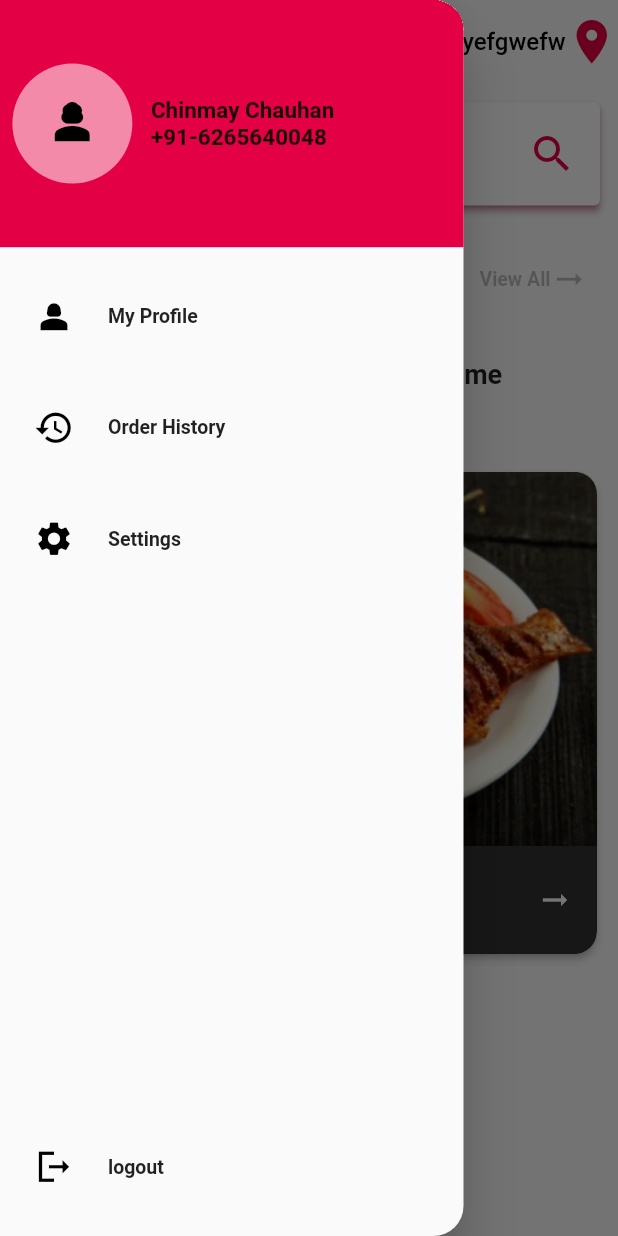
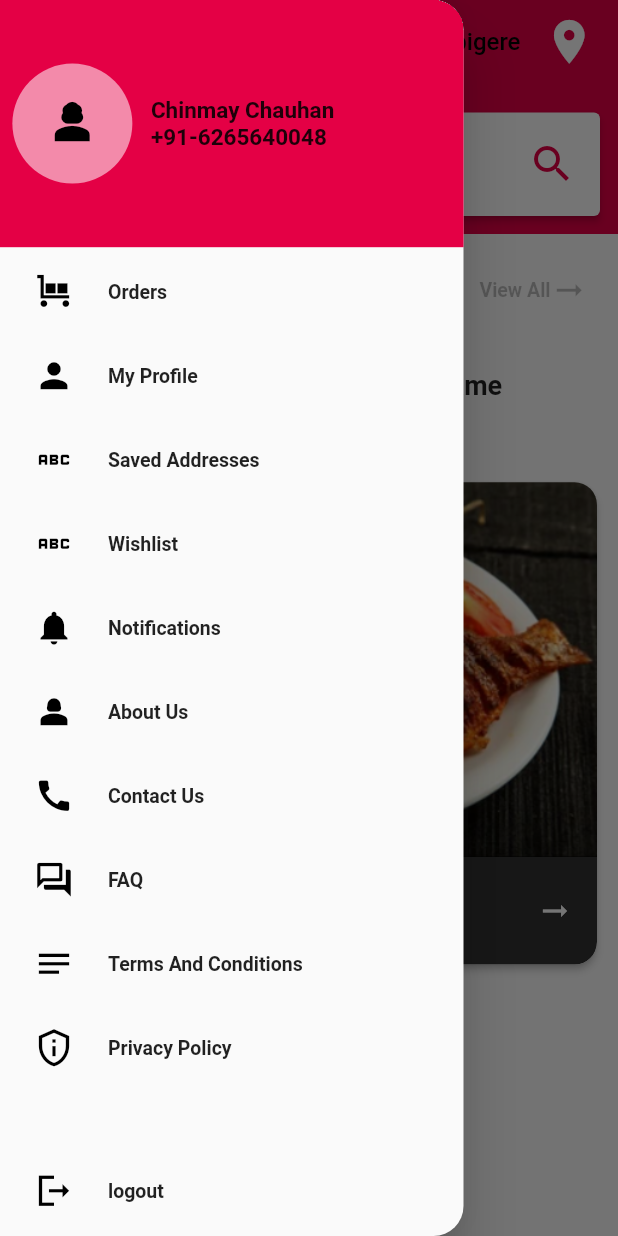
Before and after one commit to nikshit-chauhan/Sheegr, a Flutter app: the Home screen opened directly, with the side drawer open, on a phone screen of 412 x 824 dp. Run offline on Flutter 3.47's test engine with Material 2 defaults, Android fonts, the phone set to English and light mode, and no system bars; drawn by our look-alikes of auto_size_text; our stand-ins replace get, pin_code_fields, sizer; Roboto replaces fonts that are missing (PoppinsRegular).

Commit message:
feat: added static screens and routes

```diff
--- a/lib/View/screens/Home/home.dart
+++ b/lib/View/screens/Home/home.dart
@@ -6,6 +6,12 @@
 import 'package:auto_size_text/auto_size_text.dart';
 import 'package:flutter/material.dart';
 import 'package:get/get.dart';
+import 'package:sheegr/Resources/Colors.dart';
+import 'package:sheegr/View/screens/AboutUs/about_us.dart';
+import 'package:sheegr/View/screens/ContactUs/contact_us.dart';
+import 'package:sheegr/View/screens/FAQ/faq.dart';
+import 'package:sheegr/View/screens/PrivacyPolicy/privacy_policy.dart';
+import 'package:sheegr/View/screens/TermsAndCondition/terms_and_condition.dart';
 // import 'package:dots_indicator/dots_indicator.dart';
 // import 'package:getwidget/getwidget.dart';
 
@@ -14,6 +20,7 @@ import '../../../Resources/fontstyle.dart';
 import '../../../Utils/Widgets/drawertile.dart';
 import '../Categories List/categories_list.dart';
 import '../ItemInfo/iteminfo.dart';
+import '../Profile/profile_screen.dart';
 
 class Home extends StatelessWidget {
   final GlobalKey<ScaffoldState> _scaffoldKey = GlobalKey<ScaffoldState>();
@@ -63,13 +70,15 @@ class Home extends StatelessWidget {
                 icon: const Icon(Icons.menu,
                     size: 30, color: Color.fromARGB(255, 0, 0, 0)))),
       ),
+
+      bottom: preferredSizedWidget(),
       actions: [
         Row(
           children: [
             SizedBox(
               width: MediaQuery.of(context).size.width * 0.75,
               child: AutoSizeText(
-                'diufhiryhf weygwyefgwefw',
+                'Abbigere',
                 style: AppFontStyle.flexibleFontStyle(
                     fontWeight: FontWeight.w500,
                     fontSize: 16,
@@ -80,20 +89,45 @@ class Home extends StatelessWidget {
                 textAlign: TextAlign.right,
               ),
             ),
-            // SizedBox(width: 5),
+            const SizedBox(width: 15),
             // Text("Location rjkerk;ger"),
             const Icon(
               Icons.location_on,
-              color: Color(0xffE40045),
+              color: Colors.white,
               size: 35,
             ),
+            const SizedBox(width: 15),
           ],
-        )
+        ),
       ],
       // centerTitle: true,
       elevation: 0,
       // backgroundColor: Color.fromRGBO(254, 206, 38, 1),
-      backgroundColor: Colors.transparent,
+      backgroundColor: colorPrimary,
+    );
+  }
+
+  PreferredSizeWidget preferredSizedWidget() {
+    return PreferredSize(
+      preferredSize: const Size.fromHeight(100),
+      child: Padding(
+        padding: const EdgeInsets.all(8.0),
+        child: Card(
+          elevation: 2,
+          shadowColor: const Color(0xffE40045).withRed(200),
+          color: Colors.white,
+          child: ListTile(
+            title: NewTextField(
+              hintText: "Search for fishes",
+            ),
+            trailing: const Icon(
+              Icons.search_sharp,
+              color: Color(0xffE40045),
+              size: 32,
+            ),
+          ),
+        ),
+      ),
     );
   }
 
@@ -164,15 +198,67 @@ class Home extends StatelessWidget {
           children: [
             const Spacer(),
             DrawerTiles(
-                icon: Icons.person_2, tileTitle: 'My Profile', onTap: () {}),
-            const Spacer(),
+                icon: Icons.trolley,
+                tileTitle: 'Orders',
+                onTap: () {
+                  //Get.to(() => ProfileScreen());
+                }),
             DrawerTiles(
-                icon: Icons.history_sharp,
-                tileTitle: 'Order History',
-                onTap: () {}),
-            const Spacer(),
+                icon: Icons.person,
+                tileTitle: 'My Profile',
+                onTap: () {
+                  Get.to(() => ProfileScreen());
+                }),
             DrawerTiles(
-                icon: Icons.settings, tileTitle: 'Settings', onTap: () {}),
+                icon: Icons.abc,
+                tileTitle: 'Saved Addresses',
+                onTap: () {
+                  //Get.to(() => ProfileScreen());
+                }),
+            DrawerTiles(
+                icon: Icons.abc,
+                tileTitle: 'Wishlist',
+                onTap: () {
+                  //Get.to(() => ProfileScreen());
+                }),
+            DrawerTiles(
+                icon: Icons.notifications,
+                tileTitle: 'Notifications',
+                onTap: () {
+                  //Get.to(() => ProfileScreen());
+                }),
+            DrawerTiles(
+                icon: Icons.person_2,
+                tileTitle: 'About Us',
+                onTap: () {
+                  Get.to(() => const AboutUs());
+                }),
+            DrawerTiles(
+                icon: Icons.call,
+                tileTitle: 'Contact Us',
+                onTap: () {
+                  Get.to(() => const ContactUs());
+                }),
+            DrawerTiles(
+                icon: Icons.question_answer_outlined,
+                tileTitle: 'FAQ',
+                onTap: () {
+                  Get.to(() => const FAQ());
+                }),
+            DrawerTiles(
+                icon: Icons.notes,
+                tileTitle: 'Terms And Conditions',
+                onTap: () {
+                  Get.to(() => const TermsAndConditon());
+                }),
+            //const Spacer(),
+            DrawerTiles(
+                icon: Icons.privacy_tip_outlined,
+                tileTitle: 'Privacy Policy',
+                onTap: () {
+                  Get.to(() => const PrivacyPolicy());
+                }),
+
             const Spacer(
               flex: 20,
             ),
@@ -184,30 +270,6 @@ class Home extends StatelessWidget {
       ],
     );
   }
-
-  // Widget cardWidget1() {
-  //   return SizedBox(
-  //     height: MediaQuery.of(context).size.height * 0.1,
-  //     child: ListView.builder(
-  //         scrollDirection: Axis.horizontal,
-  //         itemCount: 10,
-  //         itemBuilder: (BuildContext context, int index) {
-  //           return GestureDetector(
-  //               onTap: () {
-  //                 Get.to(
-  //                   () => DetailedInformation(),
-  //                   transition: Transition.rightToLeft,
-  //                   duration: const Duration(milliseconds: 600),
-  //                 );
-  //               },
-  //               child: Padding(
-  //                 padding: const EdgeInsets.all(8.0),
-  //                 child:
-  //                     CategoryButton(icon: Icons.fastfood, label: 'Fast Food'),
-  //               ));
-  //         }),
-  //   );
-  // }
 
   Widget cardWidget2() {
     return ListView.builder(
@@ -487,25 +549,6 @@ class Home extends StatelessWidget {
           children: [
             // Spacer(),
 
-            Padding(
-              padding: const EdgeInsets.all(8.0),
-              child: Card(
-                  elevation: 2,
-                  shadowColor: const Color(0xffE40045).withRed(200),
-                  // surfaceTintColor: Colors.blueGrey,
-                  color: Colors.white,
-                  child: ListTile(
-                    title: NewTextField(
-                      // autoFocus: false,
-                      hintText: "Search for fishes",
-                    ),
-                    trailing: const Icon(
-                      Icons.search_sharp,
-                      color: Color(0xffE40045),
-                      size: 32,
-                    ),
-                  )),
-            ),
             // Spacer(),
             SizedBox(
               height: MediaQuery.of(context).size.height * 0.03,
--- a/lib/View/screens/ItemInfo/iteminfo.dart
+++ b/lib/View/screens/ItemInfo/iteminfo.dart
@@ -133,9 +133,10 @@ class ItemInfo extends StatelessWidget {
                                   children: [
                                     IconButton(
                                       icon: const Icon(Icons.remove),
-                                      onPressed: quantity.incrementQuantity,
+                                      onPressed: quantity.decrementQuantity,
                                       color: const Color(0xffE40045),
                                     ),
+                                    //TODO: Need to implement Getx addQuantity Method
                                     const Text(
                                       // quantity.toString(),
                                       "0",
@@ -146,7 +147,7 @@ class ItemInfo extends StatelessWidget {
                                     ),
                                     IconButton(
                                       icon: const Icon(Icons.add),
-                                      onPressed: quantity.decrementQuantity,
+                                      onPressed: quantity.incrementQuantity,
                                       color: const Color(0xffE40045),
                                     ),
                                   ],
```
Also changed, not shown: lib/View/screens/AboutUs/about_us.dart (added, +34 -0 lines), lib/View/screens/ContactUs/contact_us.dart (added, +34 -0 lines), lib/View/screens/FAQ/faq.dart (added, +34 -0 lines), lib/View/screens/PrivacyPolicy/privacy_policy.dart (added, +34 -0 lines), lib/View/screens/Profile/profile_screen.dart (+23 -1 lines), lib/View/screens/TermsAndCondition/terms_and_condition.dart (added, +34 -0 lines).
